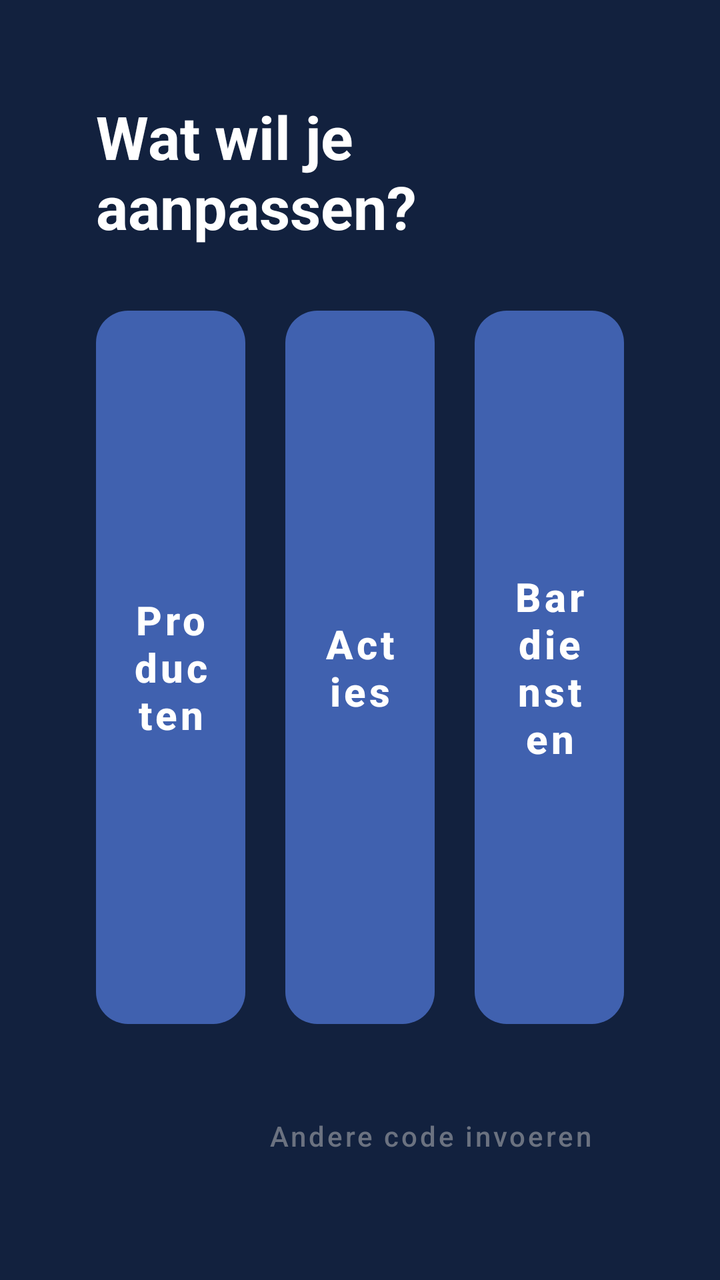
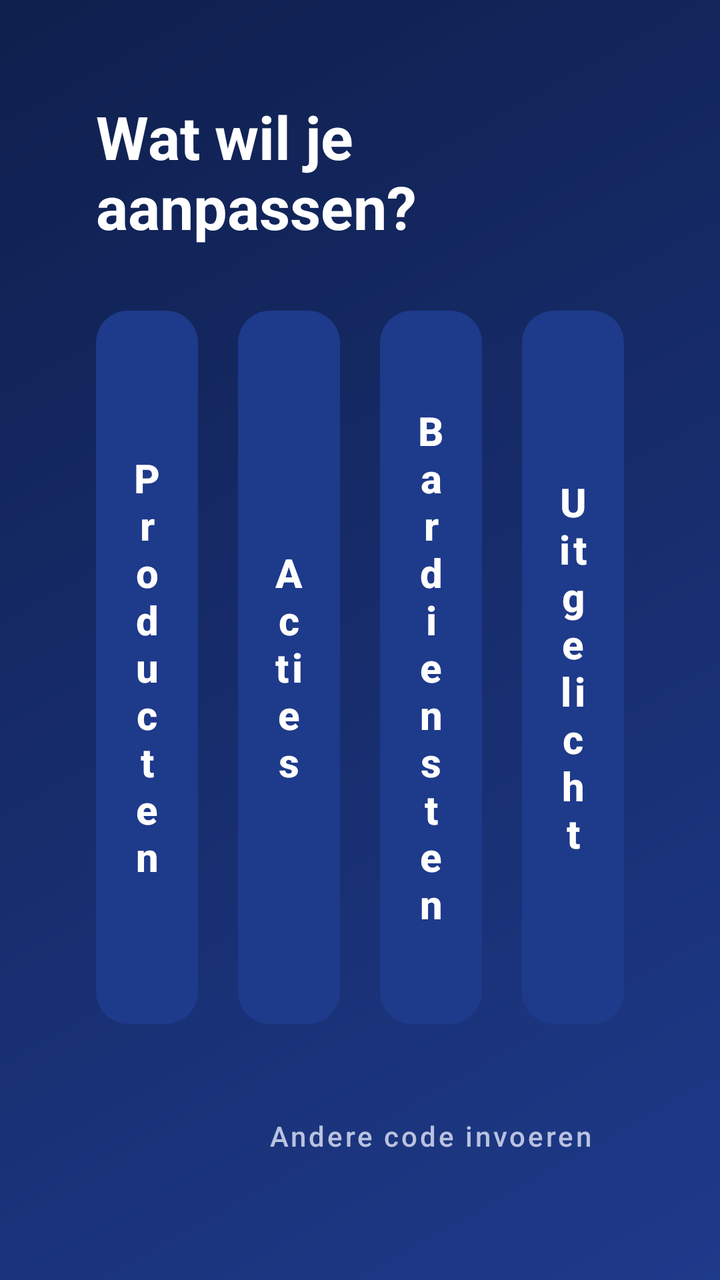

Before-and-after screenshots of an Android layout around one commit, followed by the original layout XML and the change that was made.
<!-- AndroidManifest.xml: application theme Theme.KantineTablet -->
<!-- res/layout/activity_beheer_menu.xml -->
<?xml version="1.0" encoding="utf-8"?>
<LinearLayout xmlns:android="http://schemas.android.com/apk/res/android"
    xmlns:app="http://schemas.android.com/apk/res-auto"
    android:layout_width="match_parent"
    android:layout_height="match_parent"
    android:background="@color/achtergrond"
    android:orientation="vertical"
    android:padding="48dp">

    <TextView
        android:layout_width="wrap_content"
        android:layout_height="wrap_content"
        android:layout_marginBottom="32dp"
        android:text="@string/beheer_menu_titel"
        android:textColor="@color/wit"
        android:textSize="30sp"
        android:textStyle="bold" />

    <LinearLayout
        android:layout_width="match_parent"
        android:layout_height="0dp"
        android:layout_weight="1"
        android:orientation="horizontal">

        <Button
            android:id="@+id/knopProducten"
            style="@style/KaartKnop"
            android:layout_width="0dp"
            android:layout_height="match_parent"
            android:layout_marginEnd="20dp"
            android:layout_weight="1"
            android:text="@string/menu_producten" />

        <Button
            android:id="@+id/knopActies"
            style="@style/KaartKnop"
            android:layout_width="0dp"
            android:layout_height="match_parent"
            android:layout_marginEnd="20dp"
            android:layout_weight="1"
            android:text="@string/menu_acties" />

        <Button
            android:id="@+id/knopBardienst"
            style="@style/KaartKnop"
            android:layout_width="0dp"
            android:layout_height="match_parent"
            android:layout_weight="1"
            android:text="@string/menu_bardienst" />
    </LinearLayout>

    <Button
        android:id="@+id/terugKnop"
        android:layout_width="wrap_content"
        android:layout_height="wrap_content"
        android:layout_gravity="end"
        android:layout_marginTop="32dp"
        android:background="@android:color/transparent"
        android:text="@string/terug_naar_code"
        android:textAllCaps="false"
        android:textColor="@color/tekst_zacht" />

</LinearLayout>
<!-- resources referenced by this layout -->
<resources>
  <color name="achtergrond">#12213E</color>
  <color name="tekst_zacht">#6B7280</color>
  <color name="wit">#FFFFFF</color>
  <string name="beheer_menu_titel">Wat wil je aanpassen?</string>
  <string name="menu_acties">Acties</string>
  <string name="menu_bardienst">Bardiensten</string>
  <string name="menu_producten">Producten</string>
  <string name="terug_naar_code">Andere code invoeren</string>
  <style name="KaartKnop">
          <item name="android:background">@drawable/kaart_knop</item>
          <item name="android:textAllCaps">false</item>
          <item name="android:textColor">@color/wit</item>
          <item name="android:textSize">20sp</item>
          <item name="android:textStyle">bold</item>
          <item name="android:stateListAnimator">@null</item>
      </style>
  <style name="Theme.KantineTablet" parent="Theme.MaterialComponents.DayNight.NoActionBar">
          <item name="colorPrimary">@color/blauw</item>
          <item name="colorPrimaryDark">@color/blauw_donker</item>
          <item name="colorAccent">@color/geel</item>
          <item name="colorControlActivated">@color/geel</item>
      </style>
  <!-- drawable kaart_knop (drawable) -->
  <?xml version="1.0" encoding="utf-8"?>
  <selector xmlns:android="http://schemas.android.com/apk/res/android">
      <item android:state_pressed="true">
          <shape android:shape="rectangle">
              <solid android:color="@color/geel" />
              <corners android:radius="16dp" />
          </shape>
      </item>
      <item>
          <shape android:shape="rectangle">
              <solid android:color="@color/blauw" />
              <corners android:radius="16dp" />
          </shape>
      </item>
  </selector>
  <color name="blauw">#4061AF</color>
  <color name="blauw_donker">#2C4680</color>
  <color name="geel">#FCD42F</color>
</resources>

<!-- the commit's change to res/layout/activity_beheer_menu.xml (unified diff, before → after) -->
@@ -3,7 +3,7 @@
     xmlns:app="http://schemas.android.com/apk/res-auto"
     android:layout_width="match_parent"
     android:layout_height="match_parent"
-    android:background="@color/achtergrond"
+    android:background="@drawable/gradient_achtergrond"
     android:orientation="vertical"
     android:padding="48dp">
 
@@ -45,8 +45,17 @@
             style="@style/KaartKnop"
             android:layout_width="0dp"
             android:layout_height="match_parent"
+            android:layout_marginEnd="20dp"
             android:layout_weight="1"
             android:text="@string/menu_bardienst" />
+
+        <Button
+            android:id="@+id/knopUitgelicht"
+            style="@style/KaartKnop"
+            android:layout_width="0dp"
+            android:layout_height="match_parent"
+            android:layout_weight="1"
+            android:text="@string/menu_uitgelicht" />
     </LinearLayout>
 
     <Button
@@ -58,6 +67,6 @@
         android:background="@android:color/transparent"
         android:text="@string/terug_naar_code"
         android:textAllCaps="false"
-        android:textColor="@color/tekst_zacht" />
+        android:textColor="@color/tekst_zacht_licht" />
 
 </LinearLayout>
<!-- resource entries referenced after the edit -->
@@ -1,12 +1,21 @@
 <!-- resources referenced by this layout -->
 <resources>
-  <color name="achtergrond">#12213E</color>
-  <color name="tekst_zacht">#6B7280</color>
+  <color name="tekst_zacht_licht">#B9C2E0</color>
   <color name="wit">#FFFFFF</color>
+  <!-- drawable gradient_achtergrond (drawable) -->
+  <?xml version="1.0" encoding="utf-8"?>
+  <shape xmlns:android="http://schemas.android.com/apk/res/android">
+      <gradient
+          android:angle="135"
+          android:startColor="@color/blauw"
+          android:endColor="@color/blauw_donker"
+          android:type="linear" />
+  </shape>
   <string name="beheer_menu_titel">Wat wil je aanpassen?</string>
   <string name="menu_acties">Acties</string>
   <string name="menu_bardienst">Bardiensten</string>
   <string name="menu_producten">Producten</string>
+  <string name="menu_uitgelicht">Uitgelicht</string>
   <string name="terug_naar_code">Andere code invoeren</string>
   <style name="KaartKnop">
           <item name="android:background">@drawable/kaart_knop</item>
@@ -38,8 +47,8 @@
           </shape>
       </item>
   </selector>
-  <color name="blauw">#4061AF</color>
-  <color name="blauw_donker">#2C4680</color>
+  <color name="blauw">#1E3A8A</color>
+  <color name="blauw_donker">#0F1F4D</color>
   <color name="geel">#FCD42F</color>
 </resources>
 
